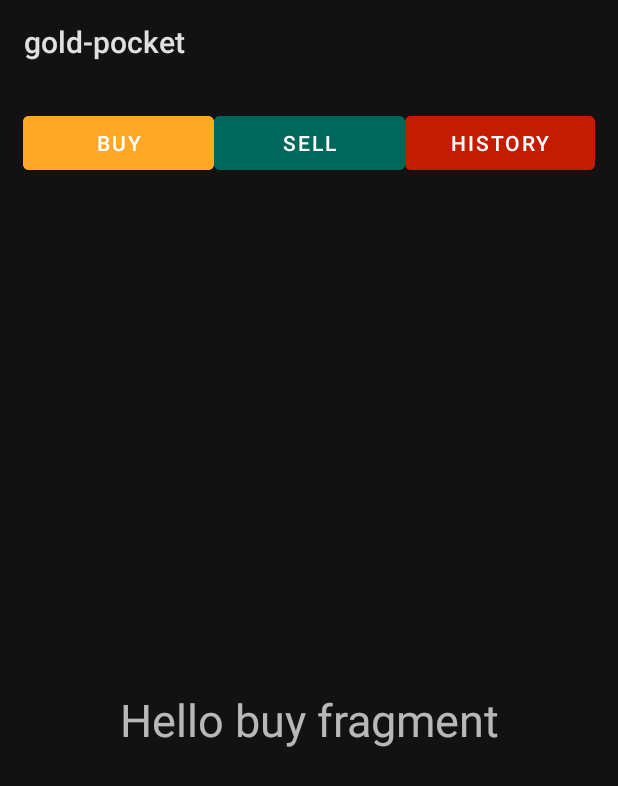
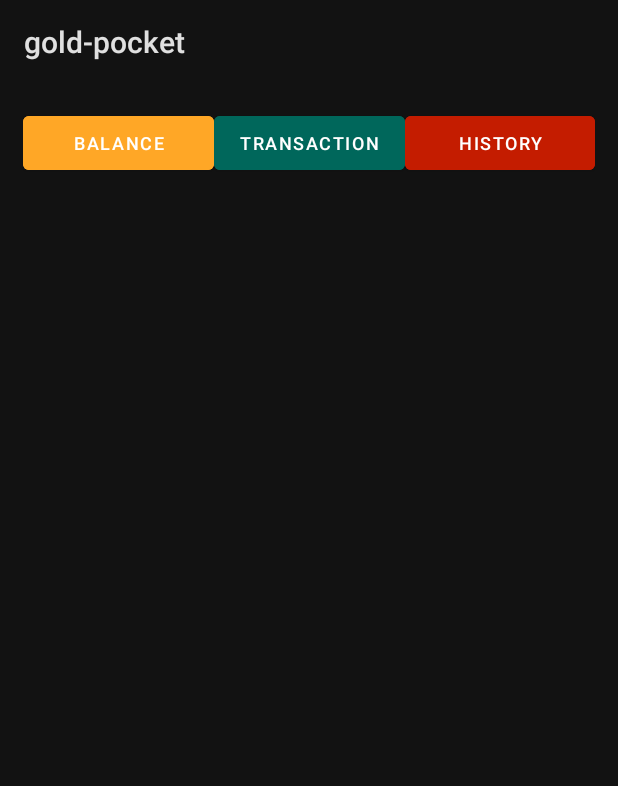
Before and after one commit to jutionck/android-kotlin-basic-training, an Android app: the screen it shows after launch (MainActivity), on a phone screen of 412 x 824 dp. Shown: the top 786 px of the screen. Run offline under Robolectric (Android 15) with nearby library versions, the phone set to English and light mode, and no system bars.

Commit message:
Menerapkan multiple fragment dan mengirimkan aktivitas

```diff
--- a/app/src/main/AndroidManifest.xml
+++ b/app/src/main/AndroidManifest.xml
@@ -9,7 +9,6 @@
         android:roundIcon="@mipmap/ic_launcher_round"
         android:supportsRtl="true"
         android:theme="@style/Theme.MaterialComponents">
-        <activity android:name=".BuyActivity"></activity>
         <activity android:name=".MainActivity">
             <intent-filter>
                 <action android:name="android.intent.action.MAIN" />
--- a/app/src/main/java/com/enigmacamp/gold_pocket/BuyFragment.kt
+++ /dev/null
@@ -1,59 +0,0 @@
-package com.enigmacamp.gold_pocket
-
-import android.os.Bundle
-import androidx.fragment.app.Fragment
-import android.view.LayoutInflater
-import android.view.View
-import android.view.ViewGroup
-
-// TODO: Rename parameter arguments, choose names that match
-// the fragment initialization parameters, e.g. ARG_ITEM_NUMBER
-private const val ARG_PARAM1 = "param1"
-private const val ARG_PARAM2 = "param2"
-
-/**
- * A simple [Fragment] subclass.
- * Use the [BuyFragment.newInstance] factory method to
- * create an instance of this fragment.
- */
-class BuyFragment : Fragment() {
-    // TODO: Rename and change types of parameters
-    private var param1: String? = null
-    private var param2: String? = null
-
-    override fun onCreate(savedInstanceState: Bundle?) {
-        super.onCreate(savedInstanceState)
-        arguments?.let {
-            param1 = it.getString(ARG_PARAM1)
-            param2 = it.getString(ARG_PARAM2)
-        }
-    }
-
-    override fun onCreateView(
-        inflater: LayoutInflater, container: ViewGroup?,
-        savedInstanceState: Bundle?
-    ): View? {
-        // Inflate the layout for this fragment
-        return inflater.inflate(R.layout.fragment_buy, container, false)
-    }
-
-    companion object {
-        /**
-         * Use this factory method to create a new instance of
-         * this fragment using the provided parameters.
-         *
-         * @param param1 Parameter 1.
-         * @param param2 Parameter 2.
-         * @return A new instance of fragment BuyFragment.
-         */
-        // TODO: Rename and change types and number of parameters
-        @JvmStatic
-        fun newInstance(param1: String, param2: String) =
-            BuyFragment().apply {
-                arguments = Bundle().apply {
-                    putString(ARG_PARAM1, param1)
-                    putString(ARG_PARAM2, param2)
-                }
-            }
-    }
-}
--- a/app/src/main/java/com/enigmacamp/gold_pocket/MainActivity.kt
+++ b/app/src/main/java/com/enigmacamp/gold_pocket/MainActivity.kt
@@ -8,32 +8,43 @@ import kotlinx.android.synthetic.main.activity_main.*
 
 class MainActivity : AppCompatActivity(), View.OnClickListener {
 
-    lateinit var buyFragment: BuyFragment
-    lateinit var sellFragment: SellFragment
+    var balance: Int = 0
+
+    lateinit var balanceFragment: BalanceFragment
+    lateinit var transactionFragment: TransactionFragment
     lateinit var historyFragment: HistoryFragment
 
     override fun onCreate(savedInstanceState: Bundle?) {
         super.onCreate(savedInstanceState)
         setContentView(R.layout.activity_main)
-        buyProduct.setOnClickListener(this)
-        sellProduct.setOnClickListener(this)
-        historyProduct.setOnClickListener(this)
-        buyFragment = BuyFragment()
-        sellFragment = SellFragment()
+        balanceButton.setOnClickListener(this)
+        transactionButton.setOnClickListener(this)
+        historyButton.setOnClickListener(this)
+        balanceFragment = BalanceFragment()
+        transactionFragment = TransactionFragment()
         historyFragment = HistoryFragment()
-        supportFragmentManager.beginTransaction().add(R.id.fragmentContainer, buyFragment)
-            .commit()
+    }
+
+    fun handleSell(stock: Int) {
+        balance -= stock
+        balanceFragment.updateBalance(balance)
+    }
+
+    fun handleBuy(stock: Int) {
+        balance += stock
+        balanceFragment.updateBalance(balance)
+
     }
 
     override fun onClick(v: View?) {
         when(v) {
-            buyProduct -> {
-                switchFragment(buyFragment)
+            balanceButton -> {
+                switchFragment(balanceFragment)
             }
-            sellProduct -> {
-                switchFragment(sellFragment)
+            transactionButton -> {
+                switchFragment(transactionFragment)
             }
-            historyProduct -> {
+            historyButton -> {
                 switchFragment(historyFragment)
             }
         }
--- a/app/src/main/java/com/enigmacamp/gold_pocket/SellFragment.kt
+++ /dev/null
@@ -1,59 +0,0 @@
-package com.enigmacamp.gold_pocket
-
-import android.os.Bundle
-import androidx.fragment.app.Fragment
-import android.view.LayoutInflater
-import android.view.View
-import android.view.ViewGroup
-
-// TODO: Rename parameter arguments, choose names that match
-// the fragment initialization parameters, e.g. ARG_ITEM_NUMBER
-private const val ARG_PARAM1 = "param1"
-private const val ARG_PARAM2 = "param2"
-
-/**
- * A simple [Fragment] subclass.
- * Use the [SellFragment.newInstance] factory method to
- * create an instance of this fragment.
- */
-class SellFragment : Fragment() {
-    // TODO: Rename and change types of parameters
-    private var param1: String? = null
-    private var param2: String? = null
-
-    override fun onCreate(savedInstanceState: Bundle?) {
-        super.onCreate(savedInstanceState)
-        arguments?.let {
-            param1 = it.getString(ARG_PARAM1)
-            param2 = it.getString(ARG_PARAM2)
-        }
-    }
-
-    override fun onCreateView(
-        inflater: LayoutInflater, container: ViewGroup?,
-        savedInstanceState: Bundle?
-    ): View? {
-        // Inflate the layout for this fragment
-        return inflater.inflate(R.layout.fragment_sell, container, false)
-    }
-
-    companion object {
-        /**
-         * Use this factory method to create a new instance of
-         * this fragment using the provided parameters.
-         *
-         * @param param1 Parameter 1.
-         * @param param2 Parameter 2.
-         * @return A new instance of fragment SellFragment.
-         */
-        // TODO: Rename and change types and number of parameters
-        @JvmStatic
-        fun newInstance(param1: String, param2: String) =
-            SellFragment().apply {
-                arguments = Bundle().apply {
-                    putString(ARG_PARAM1, param1)
-                    putString(ARG_PARAM2, param2)
-                }
-            }
-    }
-}
--- a/app/src/main/res/layout/activity_main.xml
+++ b/app/src/main/res/layout/activity_main.xml
@@ -26,28 +26,31 @@
             app:layout_constraintTop_toTopOf="parent">
 
             <com.google.android.material.button.MaterialButton
-                android:id="@+id/buyProduct"
+                android:id="@+id/balanceButton"
                 android:textColor="@color/white"
                 android:layout_width="match_parent"
                 android:layout_height="match_parent"
                 android:layout_weight="1"
+                android:textSize="12sp"
                 android:backgroundTint="@color/orange"
-                android:text="Buy" />
+                android:text="Balance" />
 
             <com.google.android.material.button.MaterialButton
-                android:id="@+id/sellProduct"
+                android:id="@+id/transactionButton"
                 android:textColor="@color/white"
                 android:layout_width="match_parent"
                 android:layout_height="match_parent"
                 android:layout_weight="1"
+                android:textSize="12sp"
                 android:backgroundTint="@color/green_old"
-                android:text="Sell" />
+                android:text="TRANSACTION" />
 
             <com.google.android.material.button.MaterialButton
-                android:id="@+id/historyProduct"
+                android:id="@+id/historyButton"
                 android:textColor="@color/white"
                 android:layout_width="match_parent"
                 android:layout_height="match_parent"
+                android:textSize="12sp"
                 android:layout_weight="1"
                 android:backgroundTint="@color/red_old"
                 android:text="History" />
--- a/app/src/main/res/layout/fragment_buy.xml
+++ /dev/null
@@ -1,23 +0,0 @@
-<?xml version="1.0" encoding="utf-8"?>
-<androidx.constraintlayout.widget.ConstraintLayout xmlns:android="http://schemas.android.com/apk/res/android"
-    xmlns:app="http://schemas.android.com/apk/res-auto"
-    xmlns:tools="http://schemas.android.com/tools"
-    android:id="@+id/frameLayout"
-    android:layout_width="match_parent"
-    android:layout_height="match_parent"
-    tools:context=".BuyFragment">
-
-    <!-- TODO: Update blank fragment layout -->
-    <TextView
-        android:id="@+id/textView"
-        android:layout_width="match_parent"
-        android:layout_height="wrap_content"
-        android:textAlignment="center"
-        android:text="@string/hello_buy_fragment"
-        android:textSize="30sp"
-        app:layout_constraintBottom_toBottomOf="parent"
-        app:layout_constraintEnd_toEndOf="parent"
-        app:layout_constraintStart_toStartOf="parent"
-        app:layout_constraintTop_toTopOf="parent" />
-
-</androidx.constraintlayout.widget.ConstraintLayout>
```
Also changed, not shown: app/src/main/java/com/enigmacamp/gold_pocket/BalanceFragment.kt (added, +37 -0 lines), app/src/main/java/com/enigmacamp/gold_pocket/TransactionFragment.kt (added, +44 -0 lines), app/src/main/res/layout/fragment_balance.xml (renamed from app/src/main/res/layout/fragment_sell.xml, +5 -5 lines), app/src/main/res/layout/fragment_transaction.xml (added, +40 -0 lines).
